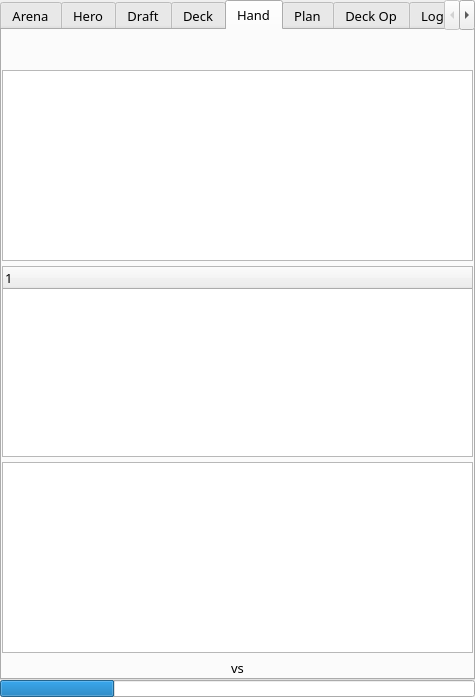
The window that mainwindow.ui (supertriodo/Arena-Tracker) describes before a commit, drawn with Qt 5.
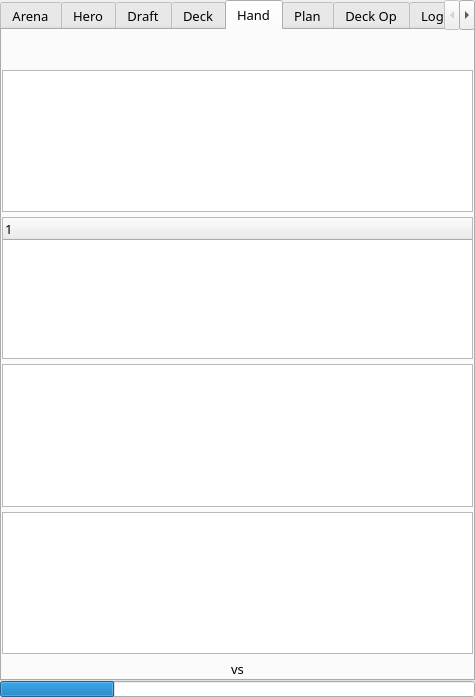
The same window after the commit. Icons and pictures are not drawn. Custom widgets are drawn as their Qt base class.

Commit message: Rng list cards and bomb window implementation. Enlarge the bottom limit of tooltips cards for draw list to the bottom of tab enemy.

```diff
--- a/mainwindow.ui
+++ b/mainwindow.ui
@@ -1214,6 +1214,9 @@
           <item>
            <widget class="MoveListWidget" name="drawListWidget"/>
           </item>
+          <item>
+           <widget class="MoveListWidget" name="rngListWidget"/>
+          </item>
           <item>
            <layout class="QHBoxLayout" name="horizontalLayoutEnemy">
             <item>
```
The commit also changes 17 other files.
